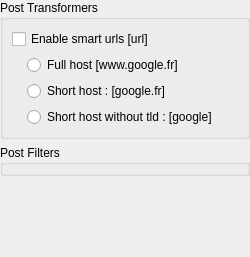
Above: app/ui/settingsmanager/qqfiltersettings.ui from dguihal/quteqoin before the change. Below: the same form after it.
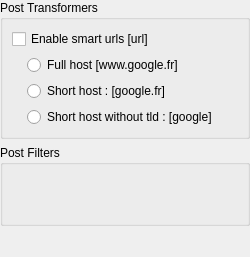
That is the form after the change.

Patch:
```diff
--- a/app/ui/settingsmanager/qqfiltersettings.ui
+++ b/app/ui/settingsmanager/qqfiltersettings.ui
@@ -98,6 +98,21 @@
      <property name="title">
       <string>Post Filters</string>
      </property>
+     <layout class="QVBoxLayout" name="verticalLayout_4">
+      <item>
+       <spacer name="verticalSpacer_2">
+        <property name="orientation">
+         <enum>Qt::Vertical</enum>
+        </property>
+        <property name="sizeHint" stdset="0">
+         <size>
+          <width>20</width>
+          <height>40</height>
+         </size>
+        </property>
+       </spacer>
+      </item>
+     </layout>
     </widget>
    </item>
    <item>
```
